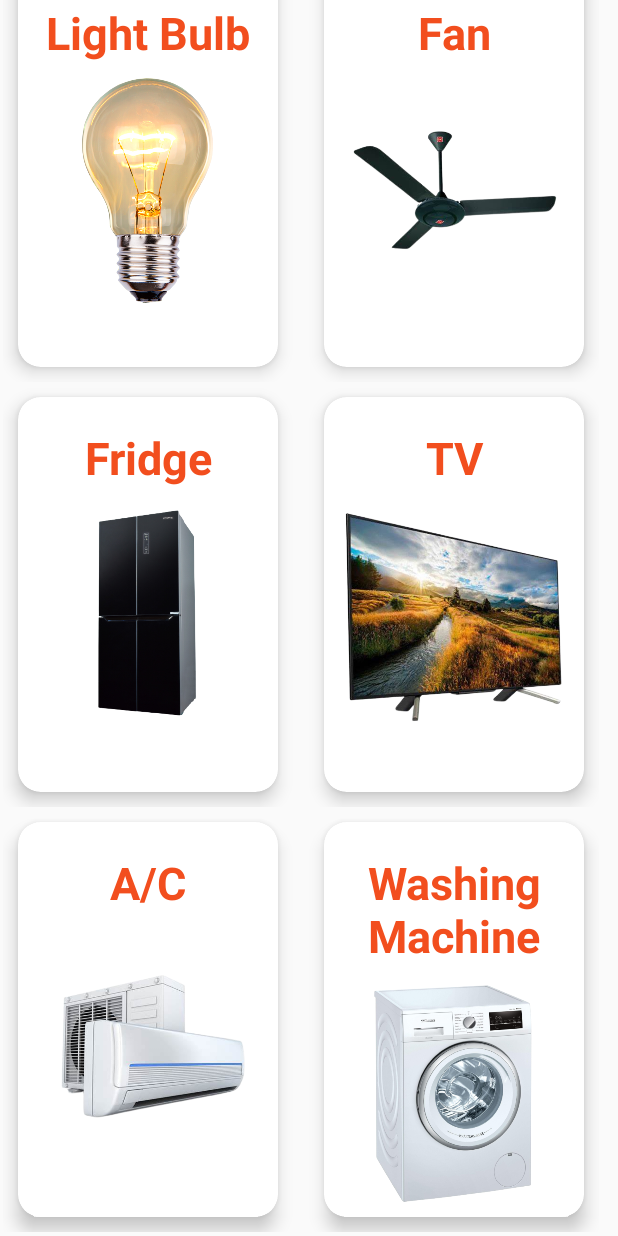
After one commit to IT21333620/Utility-Manager, an Android app: the recyclierView screen opened directly, with no data from a screen before it, on a phone screen of 412 x 824 dp. The commit adds this screen. Run offline under Robolectric (Android 15) with nearby library versions, the phone set to English and light mode, and no system bars.

Commit message:
recycle View

```diff
--- a/app/build.gradle
+++ b/app/build.gradle
@@ -32,22 +32,21 @@ android {
     kotlinOptions {
         jvmTarget = '1.8'
     }
-    buildFeatures {
-        dataBinding true
-
+    buildFeatures{
+        viewBinding = true
     }
-
 }
 
 dependencies {
 
 
-    implementation 'androidx.core:core-ktx:1.7.0'
+    implementation 'androidx.core:core-ktx:1.10.0'
     implementation 'androidx.appcompat:appcompat:1.6.1'
     implementation 'com.google.android.material:material:1.8.0'
     implementation 'androidx.constraintlayout:constraintlayout:2.1.4'
     implementation platform('com.google.firebase:firebase-bom:31.5.0')
     implementation 'com.google.firebase:firebase-auth-ktx'
+    implementation 'com.google.firebase:firebase-database-ktx:20.2.0'
     testImplementation 'junit:junit:4.13.2'
     androidTestImplementation 'androidx.test.ext:junit:1.1.5'
     androidTestImplementation 'androidx.test.espresso:espresso-core:3.5.1'
--- a/app/src/main/java/com/example/utilitymanager/Electrocity_fragment.kt
+++ b/app/src/main/java/com/example/utilitymanager/Electrocity_fragment.kt
@@ -1,11 +1,13 @@
 package com.example.utilitymanager
 
+import android.content.Intent
 import android.os.Bundle
 import androidx.fragment.app.Fragment
 import android.view.LayoutInflater
 import android.view.View
 import android.view.ViewGroup
 import android.widget.Button
+import com.example.utilitymanager.models.recyclierView
 
 class Electrocity_fragment : Fragment() {
     override fun onCreateView(
@@ -15,7 +17,6 @@ class Electrocity_fragment : Fragment() {
     ): View? {
         // Inflate the layout for this fragment
         val view = inflater.inflate(R.layout.fragment_electrocity_fragment, container, false)
-        val FragmentElecItem = electricity_item_fragment()
         val FragmentConfig = view_configration_electricity()
         val btnNewConfiguration = view.findViewById<Button>(R.id.btnNewConfig)
         val btnViewConfig = view.findViewById<Button>(R.id.btnViewConfig)
@@ -26,8 +27,8 @@ class Electrocity_fragment : Fragment() {
         }
 
         btnNewConfiguration.setOnClickListener {
-            parentFragmentManager.beginTransaction().replace(R.id.fragmentContainerView2,FragmentElecItem)
-                .commit()
+            val intent = Intent(context, recyclierView::class.java)
+            startActivity(intent)
         }
 
 
--- a/app/src/main/java/com/example/utilitymanager/MainActivity.kt
+++ b/app/src/main/java/com/example/utilitymanager/MainActivity.kt
@@ -8,6 +8,8 @@ import com.example.utilitymanager.models.other_utilities
 import com.google.android.material.floatingactionbutton.FloatingActionButton
 import com.google.firebase.auth.FirebaseAuth
 import com.google.firebase.auth.ktx.auth
+import com.google.firebase.database.DatabaseReference
+import com.google.firebase.database.FirebaseDatabase
 import com.google.firebase.ktx.Firebase
 
 class MainActivity : AppCompatActivity() {
@@ -27,6 +29,7 @@ class MainActivity : AppCompatActivity() {
         val fragmentHome = Home_fragment()
         val fragmentFuel = fuel_fragment()
         val fragmentOther = other_utilities()
+        val Firebase : DatabaseReference = FirebaseDatabase.getInstance().getReference()
 
 
 
--- /dev/null
+++ b/app/src/main/java/com/example/utilitymanager/models/CardAdepter.kt
@@ -0,0 +1,38 @@
+package com.example.utilitymanager.models
+
+import android.view.LayoutInflater
+import android.view.View
+import android.view.ViewGroup
+import android.widget.ImageView
+import android.widget.TextView
+import androidx.recyclerview.widget.RecyclerView
+import com.example.utilitymanager.R
+
+
+
+class CardAdepter (private val itemList: ArrayList<Item>)
+    :RecyclerView.Adapter<CardAdepter.CardViewHolder>(){
+
+    class CardViewHolder(itemView: View): RecyclerView.ViewHolder(itemView){
+        val  imageView: ImageView = itemView.findViewById(R.id.imageView)
+        val textView: TextView = itemView.findViewById(R.id.title)
+
+    }
+
+    override fun onCreateViewHolder(parent: ViewGroup, viewType: Int): CardViewHolder {
+        val view = LayoutInflater.from(parent.context).inflate(R.layout.card_electro,parent,false)
+        return CardViewHolder(view)
+    }
+
+    override fun getItemCount(): Int {
+        return itemList.size
+    }
+
+    override fun onBindViewHolder(holder: CardViewHolder, position: Int) {
+        val item = itemList[position]
+        holder.imageView.setImageResource(item.image)
+        holder.textView.text = item.title
+    }
+
+
+}
--- /dev/null
+++ b/app/src/main/java/com/example/utilitymanager/models/Item.kt
@@ -0,0 +1,3 @@
+package com.example.utilitymanager.models
+
+data class Item(val image:Int, val title:String)
--- /dev/null
+++ b/app/src/main/java/com/example/utilitymanager/models/recyclierView.kt
@@ -0,0 +1,43 @@
+package com.example.utilitymanager.models
+
+import android.nfc.NfcAdapter
+import androidx.appcompat.app.AppCompatActivity
+import android.os.Bundle
+import androidx.recyclerview.widget.GridLayoutManager
+import androidx.recyclerview.widget.LinearLayoutManager
+import androidx.recyclerview.widget.RecyclerView
+import com.example.utilitymanager.R
+import com.example.utilitymanager.databinding.ActivityRecyclierViewBinding
+
+class recyclierView : AppCompatActivity() {
+
+    private lateinit var recyclerView: RecyclerView
+    private lateinit var itemList: ArrayList<Item>
+    private lateinit var cardAdepter: CardAdepter
+
+    override fun onCreate(savedInstanceState: Bundle?) {
+        super.onCreate(savedInstanceState)
+        setContentView(R.layout.activity_recyclier_view)
+
+        recyclerView = findViewById(R.id.recyclerView)
+        recyclerView.setHasFixedSize(true)
+        recyclerView.layoutManager = GridLayoutManager(this,2)
+
+        itemList = ArrayList()
+
+        itemList.add(Item(R.drawable.img_light, "Light Bulb"))
+        itemList.add(Item(R.drawable.img_fan, "Fan"))
+        itemList.add(Item(R.drawable.img_fridge, "Fridge"))
+        itemList.add(Item(R.drawable.img_tv, "TV"))
+        itemList.add(Item(R.drawable.img_ac, "A/C"))
+        itemList.add(Item(R.drawable.img_washing_machine, "Washing Machine"))
+        itemList.add(Item(R.drawable.img_rice_cooker, "Rice Cooker"))
+        itemList.add(Item(R.drawable.img_iron, "Iron"))
+        itemList.add(Item(R.drawable.img_kettle, "Kettle"))
+        itemList.add(Item(R.drawable.img_hot_plate, "Hot Plate"))
+
+        cardAdepter = CardAdepter(itemList)
+        recyclerView.adapter = cardAdepter
+    }
+
+}
--- a/app/src/main/res/layout/activity_add_screen_time.xml
+++ b/app/src/main/res/layout/activity_add_screen_time.xml
@@ -51,7 +51,7 @@
         app:layout_constraintTop_toBottomOf="@+id/sqr6" />
 
     <TextView
-        android:id="@+id/textView40"
+        android:id="@+id/title"
         android:layout_width="wrap_content"
         android:layout_height="wrap_content"
         android:layout_marginStart="28dp"
@@ -96,7 +96,7 @@
         android:inputType="textPersonName"
         android:text="@string/scntime"
         app:layout_constraintEnd_toEndOf="parent"
-        app:layout_constraintTop_toBottomOf="@+id/textView40" />
+        app:layout_constraintTop_toBottomOf="@+id/title" />
 
     <Button
         android:id="@+id/button11"
--- a/app/src/main/res/layout/activity_details_electricity.xml
+++ b/app/src/main/res/layout/activity_details_electricity.xml
@@ -28,7 +28,7 @@
             app:layout_constraintTop_toTopOf="parent" />
 
         <ImageView
-            android:id="@+id/imageView14"
+            android:id="@+id/cardImg"
             android:layout_width="@dimen/electro_img_width"
             android:layout_height="@dimen/electro_img_height"
             android:layout_marginStart="@dimen/electro_img_margin_left"
@@ -38,7 +38,7 @@
             app:srcCompat="@drawable/img_light" />
 
         <TextView
-            android:id="@+id/textView40"
+            android:id="@+id/title"
             android:layout_width="wrap_content"
             android:layout_height="wrap_content"
             android:layout_marginStart="24dp"
@@ -59,7 +59,7 @@
             android:textColor="@color/black"
             android:textSize="24sp"
             app:layout_constraintStart_toStartOf="parent"
-            app:layout_constraintTop_toBottomOf="@+id/textView40" />
+            app:layout_constraintTop_toBottomOf="@+id/title" />
 
         <EditText
             android:id="@+id/editTextTextPersonName17"
@@ -73,7 +73,7 @@
             android:inputType="textPersonName"
             android:textSize="20sp"
             app:layout_constraintEnd_toEndOf="parent"
-            app:layout_constraintTop_toBottomOf="@+id/textView40" />
+            app:layout_constraintTop_toBottomOf="@+id/title" />
 
         <TextView
             android:id="@+id/textView43"
--- /dev/null
+++ b/app/src/main/res/layout/activity_recyclier_view.xml
@@ -0,0 +1,18 @@
+<?xml version="1.0" encoding="utf-8"?>
+<androidx.constraintlayout.widget.ConstraintLayout xmlns:android="http://schemas.android.com/apk/res/android"
+    xmlns:app="http://schemas.android.com/apk/res-auto"
+    xmlns:tools="http://schemas.android.com/tools"
+    android:layout_width="match_parent"
+    android:layout_height="match_parent"
+    tools:context=".models.recyclierView">
+
+    <androidx.recyclerview.widget.RecyclerView
+        android:id="@+id/recyclerView"
+        android:layout_width="408dp"
+        android:layout_height="883dp"
+        app:layout_constraintBottom_toBottomOf="parent"
+        app:layout_constraintEnd_toEndOf="parent"
+        app:layout_constraintStart_toStartOf="parent"
+        app:layout_constraintTop_toTopOf="parent" />
+
+</androidx.constraintlayout.widget.ConstraintLayout>
--- /dev/null
+++ b/app/src/main/res/layout/card_electro.xml
@@ -0,0 +1,49 @@
+<?xml version="1.0" encoding="utf-8"?>
+<LinearLayout xmlns:android="http://schemas.android.com/apk/res/android"
+    xmlns:app="http://schemas.android.com/apk/res-auto"
+    android:layout_width="wrap_content"
+    android:layout_height="wrap_content"
+    android:orientation="horizontal">
+
+    <androidx.cardview.widget.CardView
+        android:layout_width="173dp"
+        android:layout_height="wrap_content"
+        android:layout_margin="10dp"
+        android:clickable="true"
+        app:cardCornerRadius="15dp"
+        app:cardElevation="7dp">
+
+        <LinearLayout
+            android:layout_width="match_parent"
+            android:layout_height="263dp"
+            android:orientation="vertical">
+
+            <TextView
+                android:id="@+id/title"
+                android:layout_width="match_parent"
+                android:layout_height="wrap_content"
+                android:layout_marginTop="20dp"
+                android:gravity="center"
+                android:text="Title placeholder"
+                android:textColor="@color/orange"
+                android:textSize="30sp"
+                android:textStyle="bold">
+
+            </TextView>
+
+            <ImageView
+                android:id="@+id/imageView"
+                android:layout_width="150dp"
+                android:layout_height="150dp"
+                android:layout_gravity="center"
+                android:layout_marginTop="10dp"
+                android:adjustViewBounds="true"
+                android:contentDescription="items"
+                android:src="@drawable/img_light">
+
+            </ImageView>
+
+
+        </LinearLayout>
+    </androidx.cardview.widget.CardView>
+</LinearLayout>
--- a/app/src/main/res/values/strings.xml
+++ b/app/src/main/res/values/strings.xml
@@ -1,5 +1,4 @@
-<resources xmlns:tools="http://schemas.android.com/tools"
-    tools:ignore="MissingTranslation" >
+<resources xmlns:tools="http://schemas.android.com/tools" tools:ignore="MissingTranslation">
     <string name="app_name">Utility Manager</string>
     <string name="electricity_manager">Electricity Management</string>
     <string name="new_config">Add new \n configuration</string>
```
Also changed, not shown: app/src/main/AndroidManifest.xml (+5 -5 lines).
